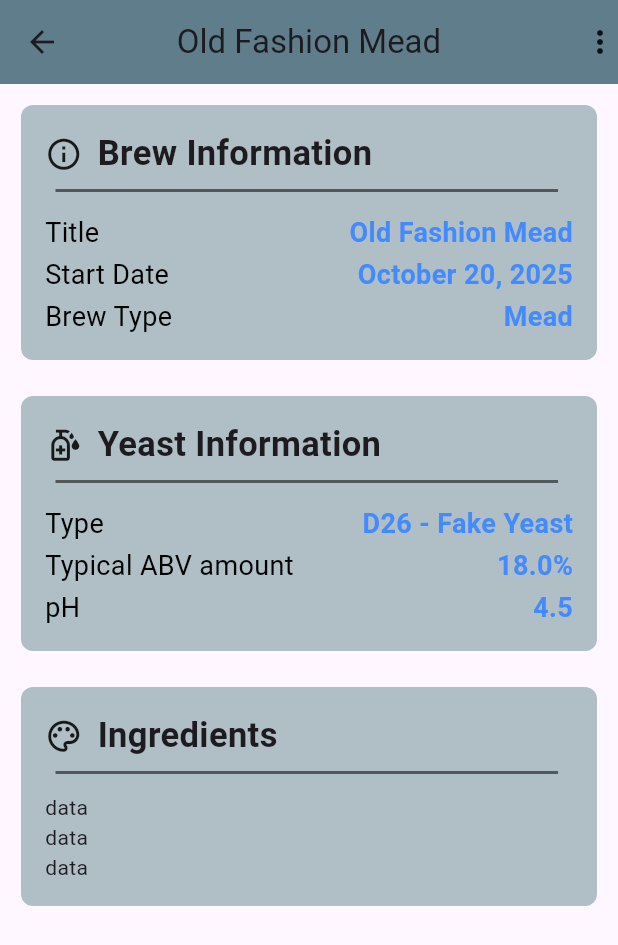
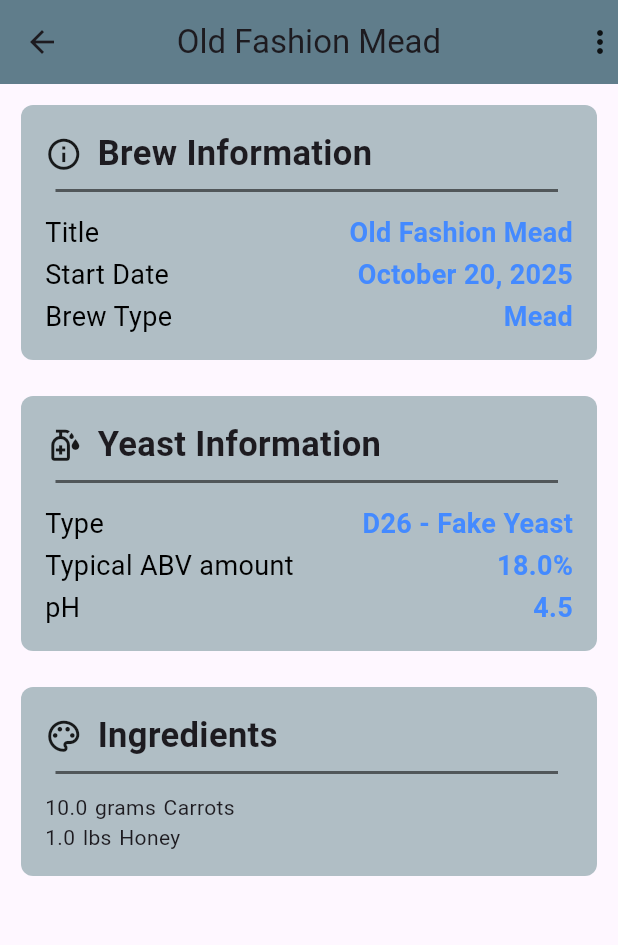
Before and after one commit to Seanm64/FermentationStation, a Flutter app: the screen it shows after launch, after a tap on "Mead", on a phone screen of 412 x 824 dp. Shown: the top 945 px of the screen. Run offline on Flutter 3.47's test engine with Material 3 defaults, Android fonts, the phone set to English and light mode, and no system bars; our stand-ins replace google_fonts, hive; accounts and stored records are empty; generated files the repository leaves out were written again.

Commit message:
Working on ingredients card

```diff
--- a/lib/cards/ingedients_list_card.dart
+++ b/lib/cards/ingedients_list_card.dart
@@ -50,10 +50,22 @@ class IngedientsListCard extends StatelessWidget {
               ListView.builder(
                   shrinkWrap: true,
                   padding: EdgeInsets.zero,
-                  // itemCount: brew_model.ingredient_list?.length ?? 2,
-                  itemCount: 3,
+                  itemCount: brew_model.ingredient_list?.length ?? 0,
                   itemBuilder: (context, index) {
-                    return Text('data');
+                    if(brew_model.ingredient_list == null) return Text(''); // Null Check
+                    return Container(
+                      child: Row(
+                        children: [
+                          Text(brew_model.ingredient_list![index].amount.toString()),
+                          SizedBox(width: 5,),
+                          Text(brew_model.ingredient_list![index].volume_weight.toDisplayString()),
+                          SizedBox(width: 5,),
+                          Text(
+                            brew_model.ingredient_list![index].ingredient.ingredient_name
+                          ),
+                        ],
+                      ),
+                    );
                   })
 
             ],
--- a/lib/custom/brew_card_list.dart
+++ b/lib/custom/brew_card_list.dart
@@ -22,12 +22,21 @@ class _BrewCardsListState extends State<BrewCardsList> {
     pH: 4.5,
     ingredient_list: [
       IngredientSet(ingredient: Ingredient(
-        ingredient_name: 'Fake Ingredient',
+        ingredient_name: 'Carrots',
         sugars_content_percent: 20,
       ),
       volume_weight: VolumetricOrWeight.eGrams,
           amount: 10,
-      )
+      ),
+
+      IngredientSet(ingredient: Ingredient(
+        ingredient_name: 'Honey',
+        sugars_content_percent: 79,
+      ),
+        volume_weight: VolumetricOrWeight.ePounds,
+        amount: 1,
+      ),
+
     ],
   );
 
```
